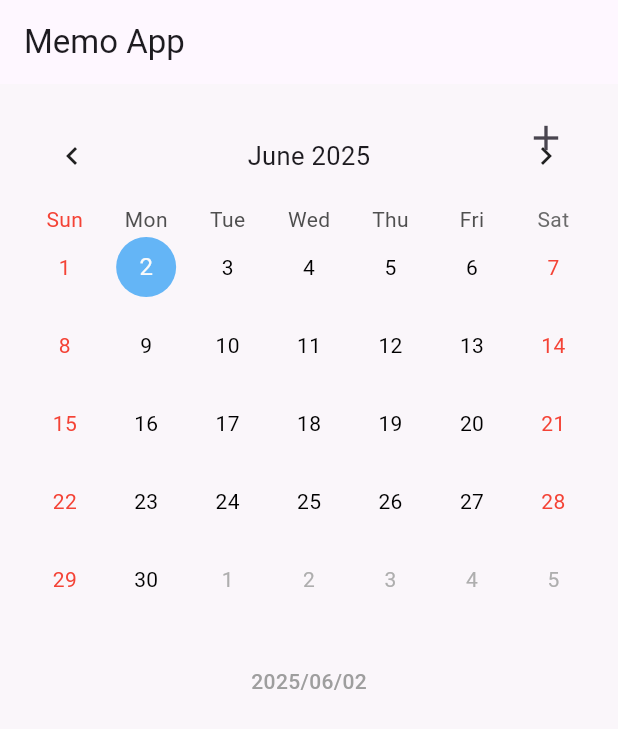
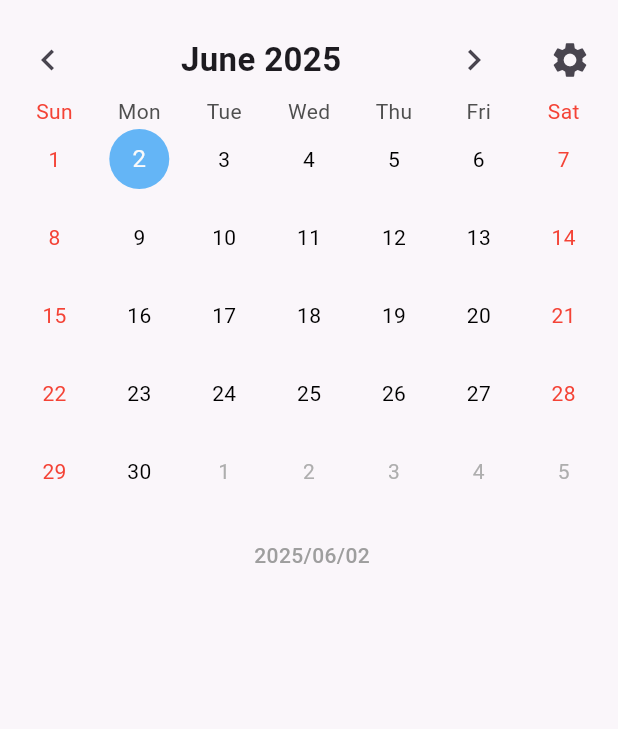
Before and after one commit to whtnsrb123/DateMark, a Flutter app: the screen it shows after launch, on a phone screen of 412 x 824 dp. Shown: the top 729 px of the screen. Run offline on Flutter 3.47's test engine with Material 3 defaults, Android fonts, the light colour scheme and no system bars; drawn by our look-alikes of table_calendar; our stand-ins replace flutter_colorpicker.

Commit message:
하단 메모 날짜 수정, 카테고리 상단

```diff
--- a/memo_app/lib/main.dart
+++ b/memo_app/lib/main.dart
@@ -1,4 +1,5 @@
 import 'package:flutter/material.dart';
+import 'package:flutter_colorpicker/flutter_colorpicker.dart';
 import 'package:provider/provider.dart';
 import 'package:table_calendar/table_calendar.dart';
 import 'package:uuid/uuid.dart';
@@ -25,7 +26,7 @@ class MemoApp extends StatelessWidget {
       title: 'Memo App',
       theme: ThemeData(
         primarySwatch: Colors.blue,
-        scaffoldBackgroundColor: const Color(0xFFFAF6FA), // 달력과 메모 영역 동일한 배경색
+        scaffoldBackgroundColor: const Color(0xFFFAF6FA),
       ),
       home: const MainScreen(),
       debugShowCheckedModeBanner: false,
@@ -131,8 +132,8 @@ class MainScreen extends StatefulWidget {
 
 class _MainScreenState extends State<MainScreen> {
   DateTime _focusedDay = DateTime.now();
-  DateTime? _selectedDay = DateTime.now(); // 앱 실행 시 오늘 날짜 자동 선택
-  bool _showCategoryAdd = false;
+  DateTime? _selectedDay = DateTime.now();
+  bool _showSettings = false;
 
   final List<Color> _presetColors = [
     Colors.red,
@@ -147,76 +148,90 @@ class _MainScreenState extends State<MainScreen> {
     Colors.green,
   ];
 
+  void _goToPrevMonth() {
+    setState(() {
+      _focusedDay = DateTime(_focusedDay.year, _focusedDay.month - 1, 1);
+    });
+  }
+
+  void _goToNextMonth() {
+    setState(() {
+      _focusedDay = DateTime(_focusedDay.year, _focusedDay.month + 1, 1);
+    });
+  }
+
+  void _showCategoryAddDialog() {
+    showDialog(
+      context: context,
+      builder: (context) => CategoryAddDialog(presetColors: _presetColors),
+    );
+  }
+
   @override
   Widget build(BuildContext context) {
     return Scaffold(
-      appBar: AppBar(title: const Text('Memo App')),
-      body: Column(
+      // AppBar 없이 직접 상단 Row로 커스텀 헤더
+      body: SafeArea(
+        child: Column(
           children: [
-          Stack(
+            // 상단 헤더 (월 이동 + 월 타이틀 + 설정 버튼)
+            Padding(
+              padding: const EdgeInsets.only(top: 16, left: 8, right: 8, bottom: 0),
+              child: Row(
                 children: [
-              CalendarSection(
+                  IconButton(
+                    icon: const Icon(Icons.chevron_left, size: 28),
+                    onPressed: _goToPrevMonth,
+                  ),
+                  Expanded(
+                    child: Center(
+                      child: Text(
+                        DateFormat('MMMM yyyy').format(_focusedDay),
+                        style: const TextStyle(fontSize: 22, fontWeight: FontWeight.bold),
+                      ),
+                    ),
+                  ),
+                  IconButton(
+                    icon: const Icon(Icons.chevron_right, size: 28),
+                    onPressed: _goToNextMonth,
+                  ),
+                  const SizedBox(width: 16),
+                  IconButton(
+                    icon: const Icon(Icons.settings, size: 28),
+                    tooltip: '설정',
+                    onPressed: () => setState(() => _showSettings = !_showSettings),
+                  ),
+                ],
+              ),
+            ),
+            // 설정 패널 (설정 버튼 클릭 시)
+            if (_showSettings)
+              Padding(
+                padding: const EdgeInsets.only(top: 8, right: 16),
+                child: Align(
+                  alignment: Alignment.topRight,
+                  child: SettingsPanel(
+                    onAddCategory: _showCategoryAddDialog,
+                    onClose: () => setState(() => _showSettings = false),
+                  ),
+                ),
+              ),
+            // 달력
+            Padding(
+              padding: const EdgeInsets.symmetric(horizontal: 8.0),
+              child: TableCalendar(
+                firstDay: DateTime.utc(2000, 1, 1),
+                lastDay: DateTime.utc(2100, 12, 31),
                 focusedDay: _focusedDay,
-                selectedDay: _selectedDay,
+                selectedDayPredicate: (day) => isSameDay(_selectedDay, day),
                 onDaySelected: (selectedDay, focusedDay) {
                   setState(() {
                     _selectedDay = selectedDay;
                     _focusedDay = focusedDay;
                   });
                 },
-              ),
-              Positioned(
-                top: 12,
-                right: 24,
-                child: IconButton(
-                  icon: const Icon(Icons.add, size: 28),
-                  onPressed: () => setState(() => _showCategoryAdd = !_showCategoryAdd),
-                ),
-              ),
-              if (_showCategoryAdd)
-                Positioned(
-                  top: 56,
-                  right: 24,
-                  child: CategoryAddPanel(
-                    presetColors: _presetColors,
-                    onAdd: () => setState(() => _showCategoryAdd = false),
-                    onCancel: () => setState(() => _showCategoryAdd = false),
-                  ),
-                ),
-            ],
-          ),
-          Expanded(
-            child: MemoSection(selectedDate: _selectedDay),
-          ),
-        ],
-      ),
-    );
-  }
-}
-
-// 달력 위젯
-class CalendarSection extends StatelessWidget {
-  final DateTime focusedDay;
-  final DateTime? selectedDay;
-  final void Function(DateTime, DateTime) onDaySelected;
-
-  const CalendarSection({
-    super.key,
-    required this.focusedDay,
-    required this.selectedDay,
-    required this.onDaySelected,
-  });
-
-  @override
-  Widget build(BuildContext context) {
-    return Padding(
-      padding: const EdgeInsets.all(16.0),
-      child: TableCalendar(
-        firstDay: DateTime.utc(2000, 1, 1),
-        lastDay: DateTime.utc(2100, 12, 31),
-        focusedDay: focusedDay,
-        selectedDayPredicate: (day) => isSameDay(selectedDay, day),
-        onDaySelected: onDaySelected,
+                calendarFormat: CalendarFormat.month,
+                headerVisible: false, // 기본 헤더 숨김
                 calendarStyle: CalendarStyle(
                   weekendTextStyle: const TextStyle(color: Colors.red),
                   defaultTextStyle: const TextStyle(color: Colors.black),
@@ -229,33 +244,94 @@ class CalendarSection extends StatelessWidget {
                     shape: BoxShape.circle,
                   ),
                 ),
-        headerStyle: const HeaderStyle(formatButtonVisible: false, titleCentered: true),
                 calendarBuilders: CalendarBuilders(
                   dowBuilder: (context, day) {
                     if (day.weekday == DateTime.sunday) {
                       return const Center(child: Text('Sun', style: TextStyle(color: Colors.red)));
                     }
+                    if (day.weekday == DateTime.saturday) {
+                      return const Center(child: Text('Sat', style: TextStyle(color: Colors.red)));
+                    }
                     return null;
                   },
+                ),
+              ),
+            ),
+            // 메모 UI
+            Expanded(
+              child: MemoSection(selectedDate: _selectedDay),
+            ),
+          ],
         ),
       ),
     );
   }
 }
 
-// 카테고리 추가 패널
-class CategoryAddPanel extends StatefulWidget {
-  final List<Color> presetColors;
-  final VoidCallback onAdd;
-  final VoidCallback onCancel;
+// 설정 패널
+class SettingsPanel extends StatelessWidget {
+  final VoidCallback onAddCategory;
+  final VoidCallback onClose;
 
-  const CategoryAddPanel({super.key, required this.presetColors, required this.onAdd, required this.onCancel});
+  const SettingsPanel({super.key, required this.onAddCategory, required this.onClose});
 
   @override
-  State<CategoryAddPanel> createState() => _CategoryAddPanelState();
+  Widget build(BuildContext context) {
+    return Material(
+      elevation: 8,
+      borderRadius: BorderRadius.circular(16),
+      child: Container(
+        padding: const EdgeInsets.all(12),
+        width: 180,
+        decoration: BoxDecoration(
+          color: Colors.white,
+          borderRadius: BorderRadius.circular(16),
+          border: Border.all(color: Colors.blue.withOpacity(0.2)),
+        ),
+        child: Column(
+          mainAxisSize: MainAxisSize.min,
+          children: [
+            Row(
+              children: [
+                const Text('설정', style: TextStyle(fontWeight: FontWeight.bold)),
+                const Spacer(),
+                IconButton(
+                  icon: const Icon(Icons.close),
+                  onPressed: onClose,
+                  iconSize: 20,
+                  padding: EdgeInsets.zero,
+                  constraints: const BoxConstraints(),
+                ),
+              ],
+            ),
+            const Divider(),
+            ListTile(
+              leading: const Icon(Icons.add, color: Colors.blue),
+              title: const Text('카테고리 추가'),
+              onTap: () {
+                onAddCategory();
+                onClose();
+              },
+              contentPadding: EdgeInsets.zero,
+              dense: true,
+            ),
+          ],
+        ),
+      ),
+    );
+  }
 }
 
-class _CategoryAddPanelState extends State<CategoryAddPanel> {
+// 카테고리 추가 다이얼로그
+class CategoryAddDialog extends StatefulWidget {
+  final List<Color> presetColors;
+  const CategoryAddDialog({super.key, required this.presetColors});
+
+  @override
+  State<CategoryAddDialog> createState() => _CategoryAddDialogState();
+}
+
+class _CategoryAddDialogState extends State<CategoryAddDialog> {
   final TextEditingController _nameController = TextEditingController();
   late Color _selectedColor;
 
@@ -267,22 +343,11 @@ class _CategoryAddPanelState extends State<CategoryAddPanel> {
 
   @override
   Widget build(BuildContext context) {
-    return Material(
-      elevation: 8,
-      borderRadius: BorderRadius.circular(16),
-      child: Container(
-        padding: const EdgeInsets.all(16),
-        width: 220,
-        decoration: BoxDecoration(
-          color: Colors.white,
-          borderRadius: BorderRadius.circular(16),
-          border: Border.all(color: Colors.blue.withOpacity(0.2)),
-        ),
-        child: Column(
+    return AlertDialog(
+      title: const Text('카테고리 추가'),
+      content: Column(
         mainAxisSize: MainAxisSize.min,
         children: [
-            const Text('카테고리 추가', style: TextStyle(fontWeight: FontWeight.bold)),
-            const SizedBox(height: 8),
           TextField(
             controller: _nameController,
             decoration: const InputDecoration(labelText: '카테고리 이름'),
@@ -303,12 +368,11 @@ class _CategoryAddPanelState extends State<CategoryAddPanel> {
               );
             }).toList(),
           ),
-            const SizedBox(height: 12),
-            Row(
-              mainAxisAlignment: MainAxisAlignment.end,
-              children: [
+        ],
+      ),
+      actions: [
         TextButton(
-                  onPressed: widget.onCancel,
+          onPressed: () => Navigator.pop(context),
           child: const Text('취소'),
         ),
         ElevatedButton(
@@ -318,21 +382,17 @@ class _CategoryAddPanelState extends State<CategoryAddPanel> {
                 _nameController.text.trim(),
                 _selectedColor,
               );
-                      widget.onAdd();
+              Navigator.pop(context);
             }
           },
           child: const Text('추가'),
         ),
       ],
-            ),
-          ],
-        ),
-      ),
     );
   }
 }
 
-// 메모 영역
+// 메모 영역 (카테고리별 메모 목록/입력)
 class MemoSection extends StatelessWidget {
   final DateTime? selectedDate;
 
@@ -342,14 +402,19 @@ class MemoSection extends StatelessWidget {
   Widget build(BuildContext context) {
     final categories = context.watch<CategoryProvider>().categories;
 
+    if (selectedDate == null) {
+      return const SizedBox();
+    }
+
     return Padding(
       padding: const EdgeInsets.all(16),
       child: Column(
         crossAxisAlignment: CrossAxisAlignment.start,
         children: [
-          // 좌측 상단에 작은 날짜 표시
-          if (selectedDate != null)
-            Text(
+          // 좌측 상단에 작은 날짜만 표시 (투명/달력 배경)
+          Padding(
+            padding: const EdgeInsets.only(left: 4, top: 4, bottom: 8),
+            child: Text(
               DateFormat('yyyy/MM/dd').format(selectedDate!),
               style: const TextStyle(
                 fontSize: 14,
@@ -357,7 +422,7 @@ class MemoSection extends StatelessWidget {
                 fontWeight: FontWeight.w500,
               ),
             ),
-          const SizedBox(height: 16),
+          ),
           // 메모 목록
           Expanded(
             child: SingleChildScrollView(
@@ -381,6 +446,7 @@ class MemoSection extends StatelessWidget {
       crossAxisAlignment: CrossAxisAlignment.start,
       children: [
         Container(
+          margin: const EdgeInsets.only(top: 16),
           padding: const EdgeInsets.symmetric(vertical: 8),
           decoration: BoxDecoration(
             border: Border(bottom: BorderSide(color: category.color)),
```
Lines whose indentation alone changed are shown as unchanged.
